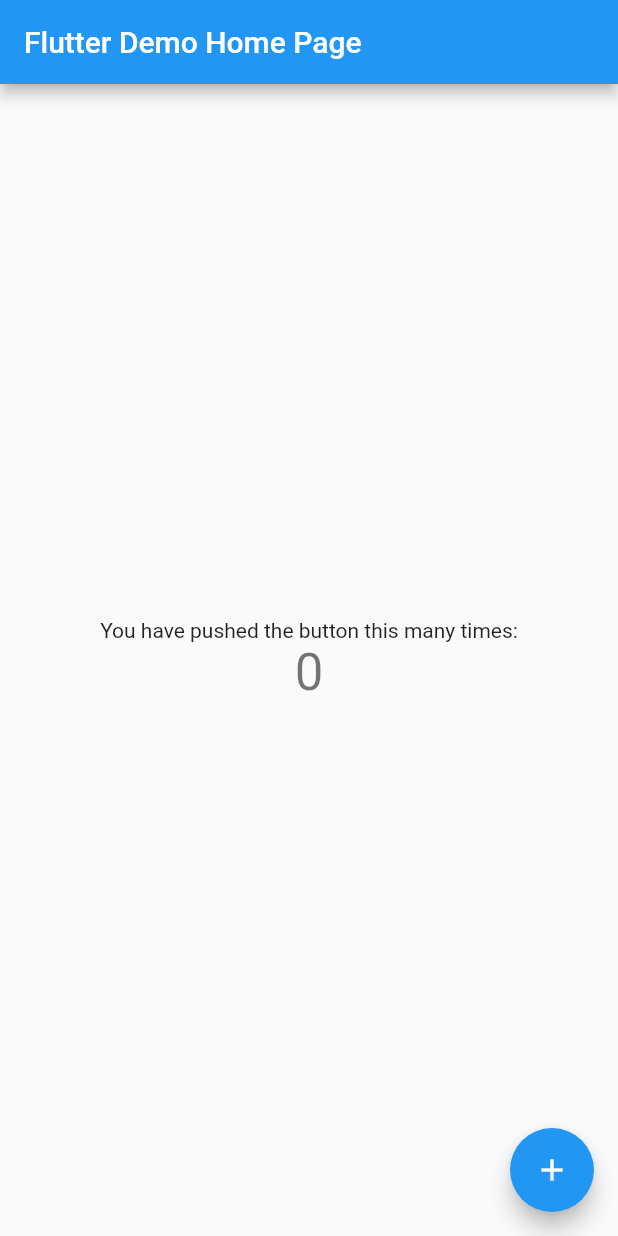
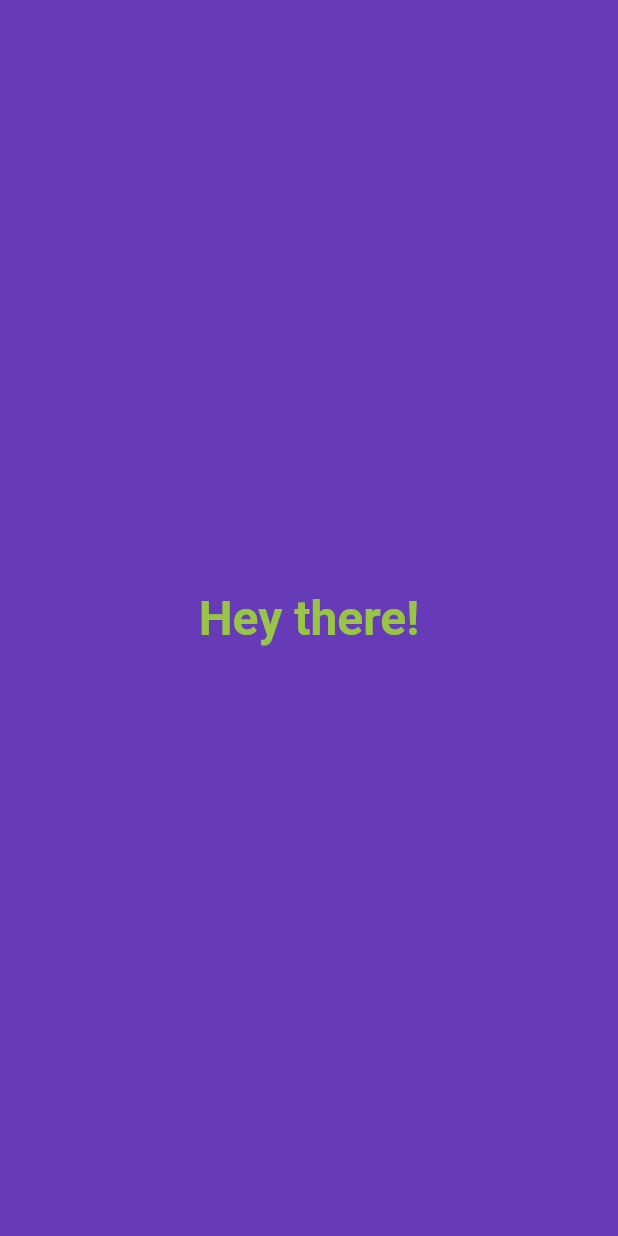
Before and after one commit to kaankaray/flutter_test_app, a Flutter app: the screen it shows after launch, on a phone screen of 412 x 824 dp. Run offline on Flutter 3.47's test engine with Material 2 defaults, Android fonts, the light colour scheme and no system bars.

Commit message:
Fully functional. - Added dart:math for Random() - Removed unnecessary comment lines. - _customColor variable for backgroundColor. - new method: getRandomColor() -> Color - Generates and returns a random color. - new method: invertedColor(Color input) -> Color - Returns inverted color from inputted color. - new body: GestureDetector - to detect taps on screen. - removed appBar.

```diff
--- a/lib/main.dart
+++ b/lib/main.dart
@@ -1,43 +1,25 @@
 import 'package:flutter/material.dart';
+import 'dart:math';
 
 void main() {
   runApp(MyApp());
 }
 
 class MyApp extends StatelessWidget {
-  // This widget is the root of your application.
   @override
   Widget build(BuildContext context) {
     return MaterialApp(
       title: 'Flutter Demo',
       theme: ThemeData(
-        // This is the theme of your application.
-        //
-        // Try running your application with "flutter run". You'll see the
-        // application has a blue toolbar. Then, without quitting the app, try
-        // changing the primarySwatch below to Colors.green and then invoke
-        // "hot reload" (press "r" in the console where you ran "flutter run",
-        // or simply save your changes to "hot reload" in a Flutter IDE).
-        // Notice that the counter didn't reset back to zero; the application
-        // is not restarted.
         primarySwatch: Colors.blue,
       ),
-      home: MyHomePage(title: 'Flutter Demo Home Page'),
+      home: MyHomePage(title: 'A great application indeed!'),
     );
   }
 }
 
 class MyHomePage extends StatefulWidget {
   MyHomePage({Key? key, required this.title}) : super(key: key);
-
-  // This widget is the home page of your application. It is stateful, meaning
-  // that it has a State object (defined below) that contains fields that affect
-  // how it looks.
-
-  // This class is the configuration for the state. It holds the values (in this
-  // case the title) provided by the parent (in this case the App widget) and
-  // used by the build method of the State. Fields in a Widget subclass are
-  // always marked "final".
 
   final String title;
 
@@ -46,68 +28,68 @@
 }
 
 class _MyHomePageState extends State<MyHomePage> {
-  int _counter = 0;
+  Color _customColor = Colors.deepPurple;
 
-  void _incrementCounter() {
-    setState(() {
-      // This call to setState tells the Flutter framework that something has
-      // changed in this State, which causes it to rerun the build method below
-      // so that the display can reflect the updated values. If we changed
-      // _counter without calling setState(), then the build method would not be
-      // called again, and so nothing would appear to happen.
-      _counter++;
-    });
+  /// Generates and returns a random color with alpha - 255
+  Color getRandomColor() {
+    var rng = new Random();
+    return Color.fromARGB(
+        255, // I was told as generated color count should be (256 ** 3)
+        rng.nextInt(256),
+        rng.nextInt(256),
+        rng.nextInt(256));
+  }
+
+  /// Returns inverted color of the inputted color.
+  Color invertedColor(Color input){
+    return Color.fromARGB(
+        255,
+        255 - input.red,
+        255 - input.green,
+        255 - input.blue);
   }
 
   @override
   Widget build(BuildContext context) {
-    // This method is rerun every time setState is called, for instance as done
-    // by the _incrementCounter method above.
-    //
-    // The Flutter framework has been optimized to make rerunning build methods
-    // fast, so that you can just rebuild anything that needs updating rather
-    // than having to individually change instances of widgets.
+
     return Scaffold(
-      appBar: AppBar(
-        // Here we take the value from the MyHomePage object that was created by
-        // the App.build method, and use it to set our appbar title.
-        title: Text(widget.title),
-      ),
-      body: Center(
-        // Center is a layout widget. It takes a single child and positions it
-        // in the middle of the parent.
+      // We can have an custom AppBar to have onTap listener. But do we really need an AppBar?
+      // appBar: AppBar(
+      //   title: Text(widget.title),
+      // ),
+
+      /// Detecting any taps on screen.
+      body: GestureDetector(
+        /// .translucent targets both receive events within their bounds and
+        /// permit targets visually behind them to also receive events.
+        behavior: HitTestBehavior.translucent,
+        onTap: () {
+          setState(() {
+            _customColor = getRandomColor();
+          });
+        },
+
+        child: Container(
+          height : MediaQuery.of(context).size.height,
+          width : MediaQuery.of(context).size.width,
+          color: _customColor,
+
           child: Column(
-          // Column is also a layout widget. It takes a list of children and
-          // arranges them vertically. By default, it sizes itself to fit its
-          // children horizontally, and tries to be as tall as its parent.
-          //
-          // Invoke "debug painting" (press "p" in the console, choose the
-          // "Toggle Debug Paint" action from the Flutter Inspector in Android
-          // Studio, or the "Toggle Debug Paint" command in Visual Studio Code)
-          // to see the wireframe for each widget.
-          //
-          // Column has various properties to control how it sizes itself and
-          // how it positions its children. Here we use mainAxisAlignment to
-          // center the children vertically; the main axis here is the vertical
-          // axis because Columns are vertical (the cross axis would be
-          // horizontal).
             mainAxisAlignment: MainAxisAlignment.center,
+            crossAxisAlignment: CrossAxisAlignment.center,
             children: <Widget>[
               Text(
-              'You have pushed the button this many times:',
+                'Hey there!',
+                style: TextStyle(
+                  fontWeight: FontWeight.bold,
+                  fontSize: 32,
+                  color: invertedColor(_customColor)
                 ),
-            Text(
-              '$_counter',
-              style: Theme.of(context).textTheme.headline4,
               ),
             ],
           ),
         ),
-      floatingActionButton: FloatingActionButton(
-        onPressed: _incrementCounter,
-        tooltip: 'Increment',
-        child: Icon(Icons.add),
-      ), // This trailing comma makes auto-formatting nicer for build methods.
+      ),
     );
   }
 }
```
Lines whose indentation alone changed are shown as unchanged.
